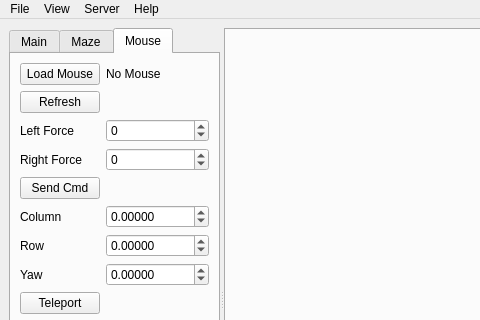
WPISmartmouse/Smartmouse_2018, file sim/simulator/lib/mainwindow.ui: the form before one commit; both pictures show x 0 to 480 and y 0 to 320 of the 769 by 600 pixel window.
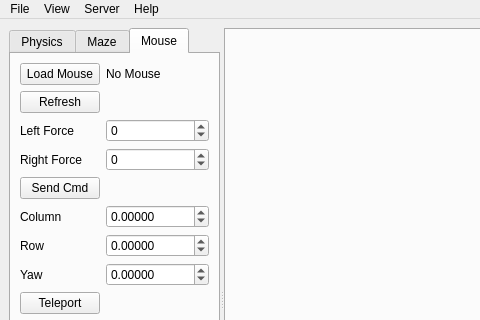
The form after the commit. The open tabs and pages were chosen to show the change.

Patch:
```diff
--- a/sim/simulator/lib/mainwindow.ui
+++ b/sim/simulator/lib/mainwindow.ui
@@ -36,9 +36,15 @@
        <property name="currentIndex">
         <number>2</number>
        </property>
-       <widget class="QWidget" name="main_tab">
+       <property name="movable">
+        <bool>true</bool>
+       </property>
+       <widget class="QWidget" name="physics_tab">
+        <property name="isMovable" stdset="0">
+         <bool>true</bool>
+        </property>
         <attribute name="title">
-         <string>Main</string>
+         <string>Physics</string>
         </attribute>
         <layout class="QFormLayout" name="formLayout_2">
          <item row="0" column="0">
```
Left out of the diff: 2 changed lines with no effect on the pictures.
